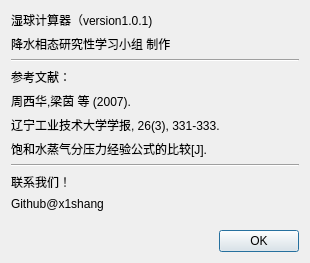
Qt form 关于.ui (x1shang/Wetbulb-Calculator) before a commit.
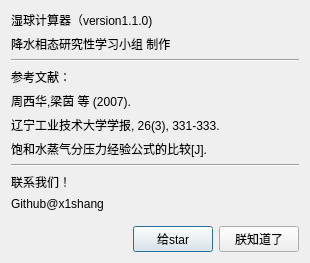
The same form after that commit.

What changed in the file:
```diff
--- a/关于.ui
+++ b/关于.ui
@@ -25,7 +25,7 @@
         </size>
        </property>
        <property name="text">
-        <string>湿球计算器（version1.0.1)</string>
+        <string>湿球计算器（version1.1.0)</string>
        </property>
       </widget>
      </item>
@@ -130,16 +130,23 @@
        </property>
        <property name="sizeHint" stdset="0">
         <size>
-         <width>168</width>
+         <width>40</width>
          <height>20</height>
         </size>
        </property>
       </spacer>
      </item>
+     <item>
+      <widget class="QPushButton" name="pushButton_2">
+       <property name="text">
+        <string>给star</string>
+       </property>
+      </widget>
+     </item>
      <item>
       <widget class="QPushButton" name="pushButton">
        <property name="text">
-        <string>OK</string>
+        <string>朕知道了</string>
        </property>
       </widget>
      </item>
```
